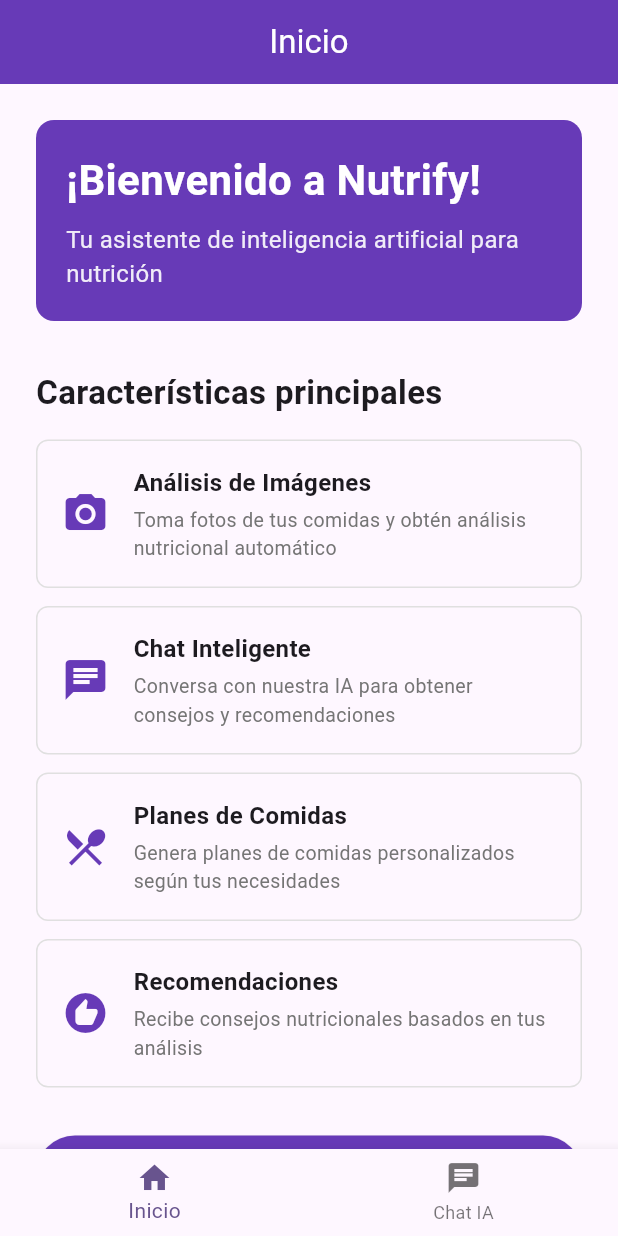
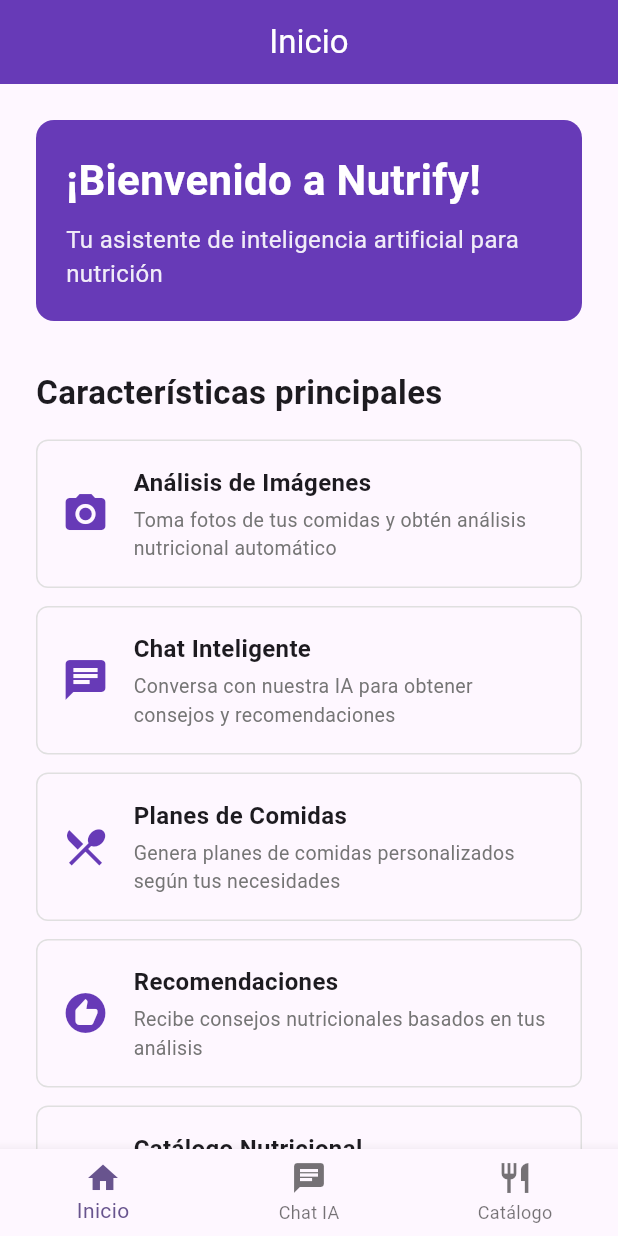
Before and after one commit to StalynG/nutriapp, a Flutter app: the screen it shows after launch, on a phone screen of 412 x 824 dp. Run offline on Flutter 3.47's test engine with Material 3 defaults, Android fonts, the phone set to English and light mode, and no system bars; our stand-ins replace flutter_dotenv, shared_preferences.

Commit message:
refactor(app): integrate nutrition catalog with multi-tab navigation
- Initialize SharedPreferences for persistent storage
- Add NutritionCatalogRepositoryImpl to dependency injection
- Configure NutritionCatalogProvider with Provider pattern
- Implement three-tab navigation: Home, Chat IA, Catalog
- Update home screen with catalog feature card
- Add call-to-action buttons for Chat and Catalog
- Update dynamic title based on selected tab

```diff
--- a/lib/main.dart
+++ b/lib/main.dart
@@ -1,19 +1,26 @@
 import 'package:flutter/material.dart';
 import 'package:flutter_dotenv/flutter_dotenv.dart';
 import 'package:provider/provider.dart';
+import 'package:shared_preferences/shared_preferences.dart';
 
 import 'domain/repositories/ai_repository_impl.dart';
+import 'infrastructure/repositories/nutrition_catalog_repository_impl.dart';
 import 'infrastructure/services/openai_service.dart';
 import 'providers/ai_provider.dart';
+import 'providers/nutrition_catalog_provider.dart';
 import 'src/screens/ai_chat_screen.dart';
+import 'src/screens/nutrition_catalog_screen.dart';
 
 Future<void> main() async {
   await dotenv.load();
-  runApp(const MyApp());
+  final prefs = await SharedPreferences.getInstance();
+  runApp(MyApp(prefs: prefs));
 }
 
 class MyApp extends StatelessWidget {
-  const MyApp({super.key});
+  final SharedPreferences prefs;
+
+  const MyApp({super.key, required this.prefs});
 
   @override
   Widget build(BuildContext context) {
@@ -33,6 +40,15 @@
               AiProvider(context.read<AiRepositoryImpl>()),
           update: (context, aiRepository, previous) =>
               AiProvider(aiRepository),
+        ),
+        Provider(
+          create: (_) => NutritionCatalogRepositoryImpl(prefs),
+        ),
+        ChangeNotifierProxyProvider<NutritionCatalogRepositoryImpl, NutritionCatalogProvider>(
+          create: (context) =>
+              NutritionCatalogProvider(context.read<NutritionCatalogRepositoryImpl>()),
+          update: (context, repository, previous) =>
+              NutritionCatalogProvider(repository),
         ),
       ],
       child: MaterialApp(
@@ -62,15 +78,17 @@
 
   @override
   Widget build(BuildContext context) {
+    final titles = ['Inicio', 'Chat Nutricional', 'Catálogo'];
+
     return Scaffold(
       appBar: AppBar(
-        title: Text(_selectedIndex == 0 ? 'Inicio' : 'Chat Nutricional'),
+        title: Text(titles[_selectedIndex]),
         centerTitle: true,
         elevation: 0,
         backgroundColor: Colors.deepPurple,
         foregroundColor: Colors.white,
       ),
-      body: _selectedIndex == 0 ? _buildHome() : const AiChatScreen(),
+      body: _buildBody(),
       bottomNavigationBar: BottomNavigationBar(
         currentIndex: _selectedIndex,
         onTap: (index) {
@@ -87,9 +105,26 @@
             icon: Icon(Icons.chat),
             label: 'Chat IA',
           ),
+          BottomNavigationBarItem(
+            icon: Icon(Icons.restaurant),
+            label: 'Catálogo',
+          ),
         ],
       ),
     );
+  }
+
+  Widget _buildBody() {
+    switch (_selectedIndex) {
+      case 0:
+        return _buildHome();
+      case 1:
+        return const AiChatScreen();
+      case 2:
+        return const NutritionCatalogScreen();
+      default:
+        return _buildHome();
+    }
   }
 
   Widget _buildHome() {
@@ -165,21 +200,51 @@
               description:
                   'Recibe consejos nutricionales basados en tus análisis',
             ),
+            const SizedBox(height: 12),
+            _buildFeatureCard(
+              icon: Icons.restaurant,
+              title: 'Catálogo Nutricional',
+              description:
+                  'Explora nuestra base de datos de alimentos con información nutricional completa',
+            ),
             const SizedBox(height: 32),
-            // Call to action
-            ElevatedButton.icon(
+            // Call to action buttons
+            Row(
+              children: [
+                Expanded(
+                  child: ElevatedButton.icon(
                     onPressed: () {
                       setState(() {
                         _selectedIndex = 1;
                       });
                     },
                     icon: const Icon(Icons.chat),
-              label: const Text('Ir al Chat'),
+                    label: const Text('Chat IA'),
                     style: ElevatedButton.styleFrom(
                       padding: const EdgeInsets.symmetric(vertical: 16),
                       backgroundColor: Colors.deepPurple,
                       foregroundColor: Colors.white,
                     ),
+                  ),
+                ),
+                const SizedBox(width: 12),
+                Expanded(
+                  child: ElevatedButton.icon(
+                    onPressed: () {
+                      setState(() {
+                        _selectedIndex = 2;
+                      });
+                    },
+                    icon: const Icon(Icons.restaurant),
+                    label: const Text('Catálogo'),
+                    style: ElevatedButton.styleFrom(
+                      padding: const EdgeInsets.symmetric(vertical: 16),
+                      backgroundColor: Colors.amber[700],
+                      foregroundColor: Colors.white,
+                    ),
+                  ),
+                ),
+              ],
             ),
             const SizedBox(height: 24),
             // Info
```
Lines whose indentation alone changed are shown as unchanged.
